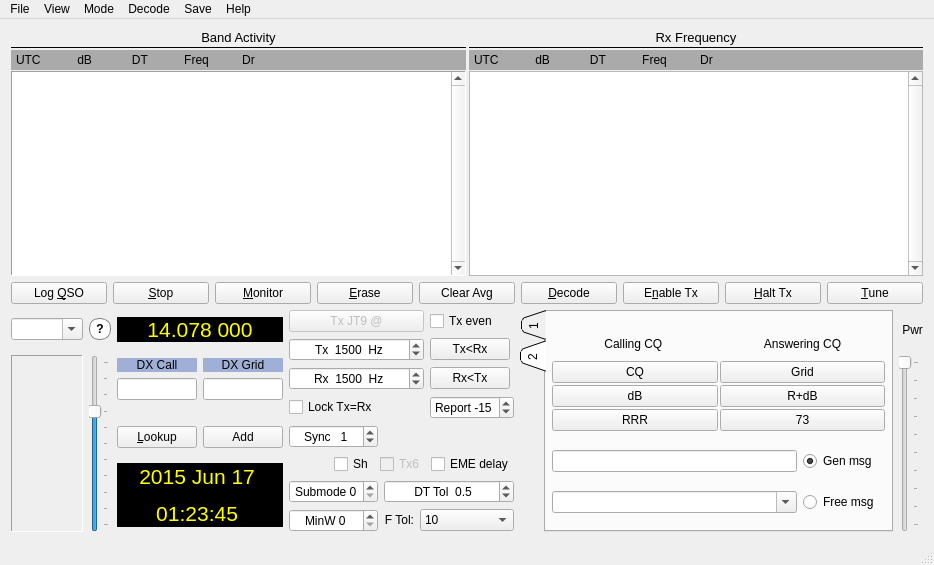
First picture: the form in mainwindow.ui, repository saitohirga/WSJT-X, before the edit.
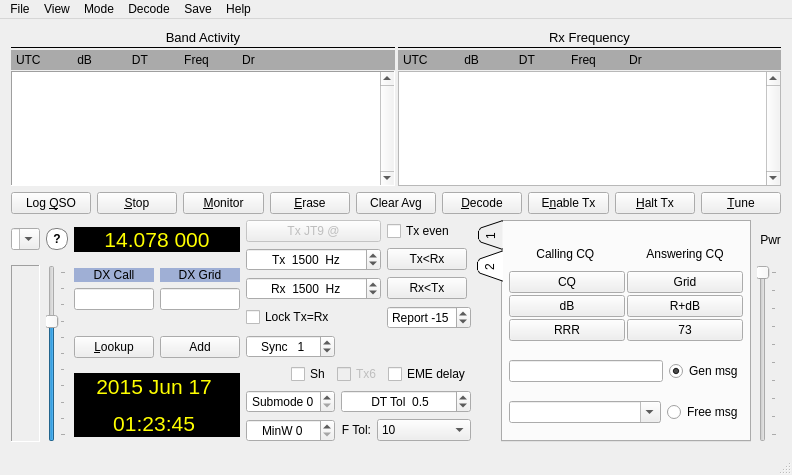
Second picture: the form after the edit. Custom widgets are drawn as their Qt base class.

Commit message:
Qt 5.5 compliance
The  header QMetaType  must now  be  included explicitly  if no  other
header includes QObject.

Adjust band  combo box  layout settings  to ensure  it is  rendered at
minimum content size otherwise it  stretches the signal meter width to
an ugly extent.

Also retired the "frequencies" settings  file key so that upgrades and
downgrades  between  1.5 and  1.6  no  longer require  rebuilding  the
working frequencies list.

```diff
--- a/mainwindow.ui
+++ b/mainwindow.ui
@@ -6,8 +6,8 @@
    <rect>
     <x>0</x>
     <y>0</y>
-    <width>934</width>
-    <height>565</height>
+    <width>786</width>
+    <height>475</height>
    </rect>
   </property>
   <property name="windowTitle">
@@ -2236,12 +2236,6 @@
         </item>
         <item row="0" column="0">
          <widget class="QComboBox" name="bandComboBox">
-          <property name="sizePolicy">
-           <sizepolicy hsizetype="Preferred" vsizetype="Fixed">
-            <horstretch>0</horstretch>
-            <verstretch>0</verstretch>
-           </sizepolicy>
-          </property>
           <property name="toolTip">
            <string>Select operating band or frequency in MHz</string>
           </property>
@@ -2251,6 +2245,9 @@
           <property name="insertPolicy">
            <enum>QComboBox::NoInsert</enum>
           </property>
+          <property name="sizeAdjustPolicy">
+           <enum>QComboBox::AdjustToMinimumContentsLength</enum>
+          </property>
          </widget>
         </item>
        </layout>
@@ -2264,7 +2261,7 @@
     <rect>
      <x>0</x>
      <y>0</y>
-     <width>934</width>
+     <width>786</width>
      <height>21</height>
     </rect>
    </property>
```
The commit also changes 2 other files.
